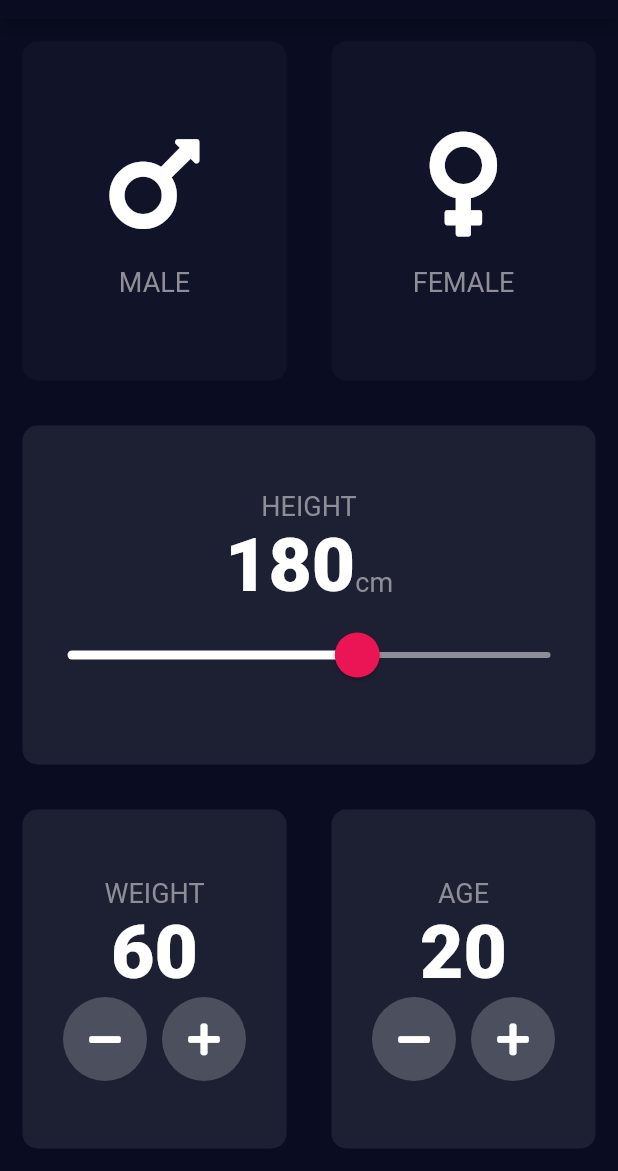
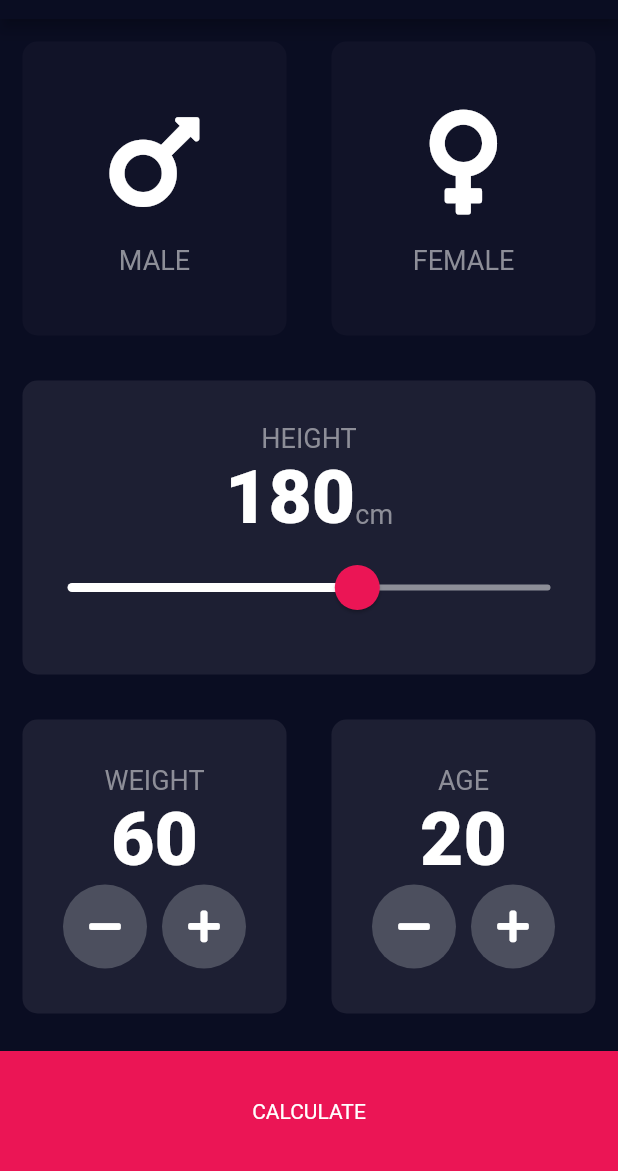
Before and after one commit to BrayanMamani/bmi_calculator, a Flutter app: the screen it shows after launch, on a phone screen of 412 x 824 dp, the part 65-1236 px from its top. Run offline on Flutter 3.47's test engine with Material 2 defaults, Android fonts, the phone set to English and light mode, and no system bars; our stand-ins replace font_awesome_flutter.

```diff
--- a/lib/input_page.dart
+++ b/lib/input_page.dart
@@ -5,6 +5,7 @@ import 'icon_content.dart';
 import 'reusable_card.dart';
 import 'round_icon_button.dart';
 import 'constants.dart';
+import 'results_page.dart';
 
 enum Gender {
   male,
@@ -211,6 +212,26 @@ class _InputPageState extends State<InputPage> {
               ],
             ),
           ),
+          GestureDetector(
+            onTap: () {
+              Navigator.push(
+                context,
+                MaterialPageRoute(
+                  builder: (context) => ResultsPage(),
+                ),
+              );
+            },
+            child: Container(
+              child: Center(
+                child: Text(
+                  'CALCULATE',
+                ),
+              ),
+              color: kButtonContainerColour,
+              margin: EdgeInsets.only(top: 10.0),
+              height: kButtonContainerHeight,
+            ),
+          ),
         ],
       ),
     );
```
Also changed, not shown: lib/results_page.dart (added, +15 -0 lines).
